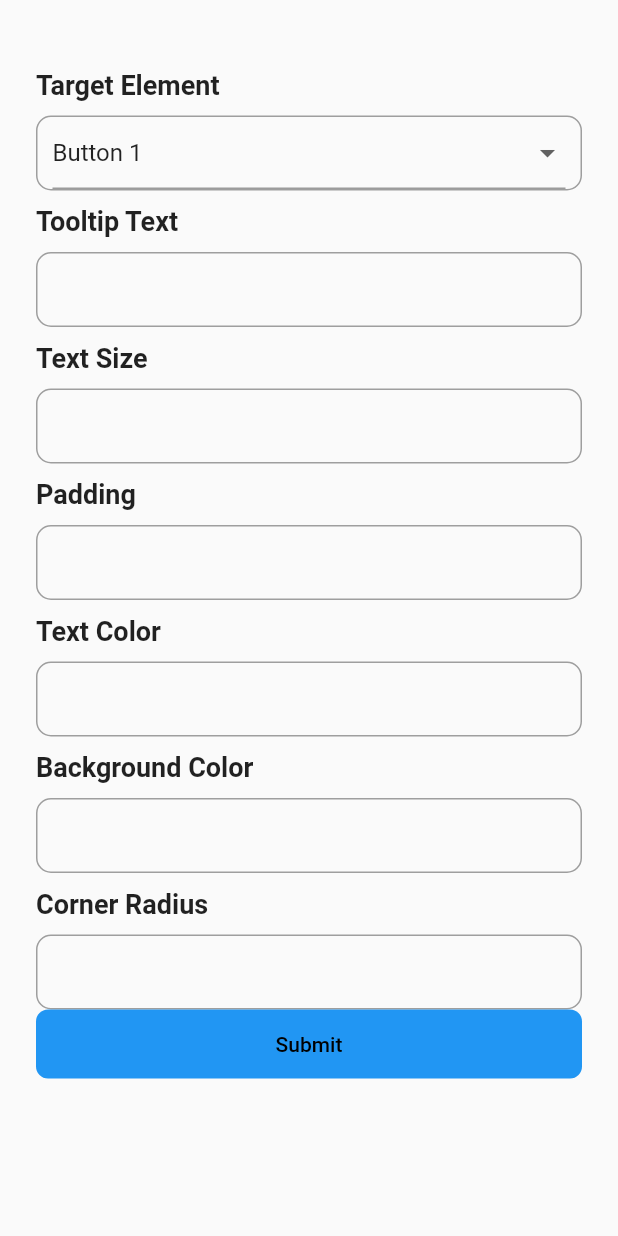
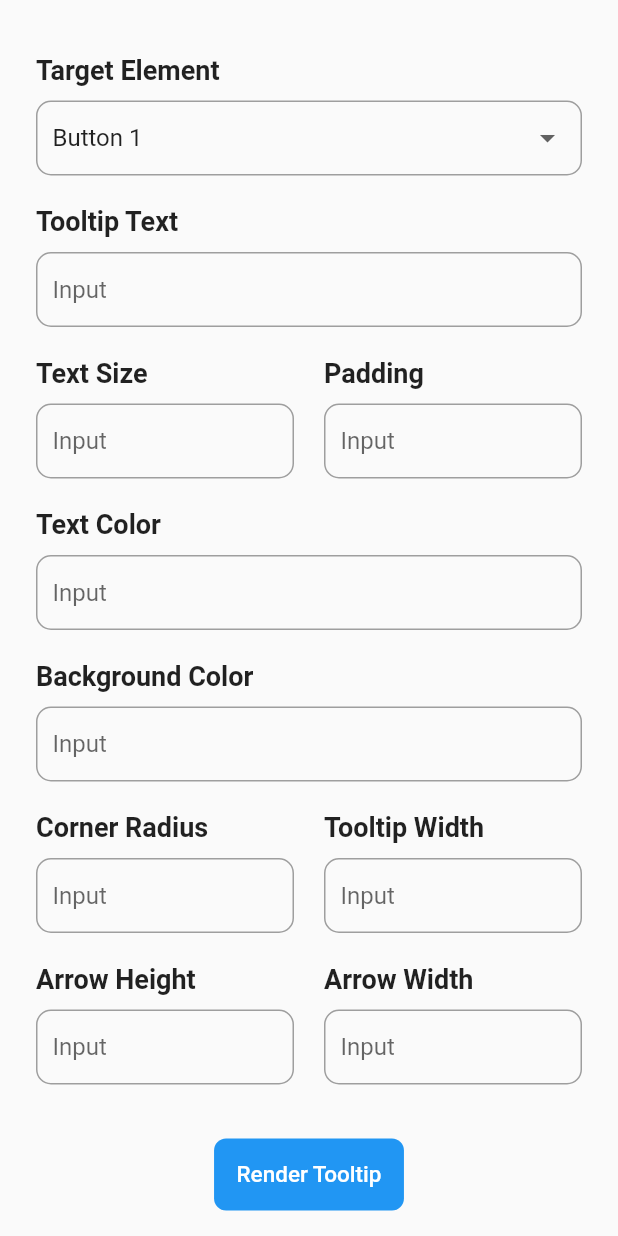
Before and after one commit to NipunGandhi/tooltip_plotline, a Flutter app: the screen it shows after launch, on a phone screen of 412 x 824 dp. Run offline on Flutter 3.47's test engine with Material 2 defaults, Android fonts, the phone set to English and light mode, and no system bars.

Commit message:
Tooltip screen complete

```diff
--- a/lib/screens/render_screen.dart
+++ b/lib/screens/render_screen.dart
@@ -1,7 +1,9 @@
 import 'package:flutter/material.dart';
+import 'package:tooltip_plotline/config/colors/colors.dart';
 import 'package:tooltip_plotline/widget/custom_button.dart';
 import 'package:tooltip_plotline/widget/custom_dropdown.dart';
 import 'package:tooltip_plotline/widget/custom_textfield.dart';
+import 'package:tooltip_plotline/widget/oneline_converter.dart';
 
 class RenderScreen extends StatelessWidget {
   RenderScreen({super.key});
@@ -18,41 +20,55 @@ class RenderScreen extends StatelessWidget {
     return SafeArea(
       child: Scaffold(
         body: SingleChildScrollView(
-          child: Padding(
+          child: Container(
             padding: const EdgeInsets.symmetric(vertical: 36.0, horizontal: 24),
-            child: Column(
-              crossAxisAlignment: CrossAxisAlignment.stretch,
+            child: LayoutBuilder(builder: (context, constraint) {
+              return Column(
                 children: [
-                // Dropdown for selecting the target element
                   BuildDropDown(
                       label: 'Target Element', selectedTarget: selectedTarget),
-
-                // Text field for tooltip text
                   BuildTextField(
                       label: 'Tooltip Text', controller: textEditingController),
-
-                // Text field for text size
+                  OneLine(
+                    width: constraint.maxWidth,
+                    widgets: [
                       BuildTextField(
                           label: 'Text Size', controller: textSizeController),
-
-                // Text field for padding
-                BuildTextField(label: 'Padding', controller: paddingController),
-
-                // Text field for text color
+                      BuildTextField(
+                          label: 'Padding', controller: paddingController),
+                    ],
+                  ),
                   BuildTextField(
                       label: 'Text Color', controller: textColorController),
-
-                // Text field for background color
                   BuildTextField(
                       label: 'Background Color', controller: bgColorController),
-
-                // Text field for corner radius
+                  OneLine(
+                    width: constraint.maxWidth,
+                    widgets: [
                       BuildTextField(
-                    label: 'Corner Radius', controller: cornerRadiusController),
-
-                // Submit button
+                          label: 'Corner Radius',
+                          controller: cornerRadiusController),
+                      BuildTextField(
+                          label: 'Tooltip Width',
+                          controller: cornerRadiusController),
+                    ],
+                  ),
+                  OneLine(
+                    width: constraint.maxWidth,
+                    widgets: [
+                      BuildTextField(
+                          label: 'Arrow Height',
+                          controller: cornerRadiusController),
+                      BuildTextField(
+                          label: 'Arrow Width',
+                          controller: cornerRadiusController),
+                    ],
+                  ),
+                  const SizedBox(height: 16),
+                  Row(
+                    mainAxisAlignment: MainAxisAlignment.center,
+                    children: [
                       CustomButton(
-                  width: 40,
                         color: Colors.blue,
                         onPressed: () {
                           final String tooltipText = textEditingController.text;
@@ -60,13 +76,14 @@ class RenderScreen extends StatelessWidget {
                               double.tryParse(textSizeController.text) ?? 16.0;
                           final double padding =
                               double.tryParse(paddingController.text) ?? 8.0;
-                    final Color textColor = getColor(textColorController.text);
-                    final Color bgColor = getColor(bgColorController.text);
+                          final Color textColor =
+                              getColor(textColorController.text);
+                          final Color bgColor =
+                              getColor(bgColorController.text);
                           final double cornerRadius =
-                        double.tryParse(cornerRadiusController.text) ?? 0.0;
+                              double.tryParse(cornerRadiusController.text) ??
+                                  0.0;
 
-                    // Do something with the values, e.g., show a tooltip
-                    // For demonstration, we will print the values here
                           print('Selected Target: $selectedTarget');
                           print('Tooltip Text: $tooltipText');
                           print('Text Size: $textSize');
@@ -75,10 +92,14 @@ class RenderScreen extends StatelessWidget {
                           print('Background Color: $bgColor');
                           print('Corner Radius: $cornerRadius');
                         },
-                  text: 'Submit',
+                        text: 'Render Tooltip',
+                        fontColor: PlotlineColor.lightFont1,
                       ),
                     ],
                   ),
+                ],
+              );
+            }),
           ),
         ),
       ),
--- a/lib/widget/custom_button.dart
+++ b/lib/widget/custom_button.dart
@@ -28,8 +28,9 @@ class CustomButton extends StatelessWidget {
 
   @override
   Widget build(BuildContext context) {
-    return IntrinsicWidth(
-      child: GestureDetector(
+    return Row(
+      children: [
+        GestureDetector(
           onTap: onPressed,
           child: Container(
             decoration: BoxDecoration(
@@ -41,24 +42,19 @@ class CustomButton extends StatelessWidget {
             padding: padding ?? const EdgeInsets.all(15),
             margin: margin,
             child: Center(
-            child: Row(
-              mainAxisAlignment: MainAxisAlignment.center,
-              children: [
-                if (icon != null) icon!,
-                if (icon != null) const SizedBox(width: 3),
-                Text(
+              child: Text(
                 text,
                 style: textStyle != null
                     ? textStyle!.copyWith(color: fontColor ?? PlotlineColor.darkFont1)
-                      : Theme.of(context).textTheme.bodyLarge!.copyWith(
+                    : Theme.of(context).textTheme.labelLarge!.copyWith(
+                  fontSize: 15,
                         fontWeight: FontWeight.w500,
                         color: fontColor ?? PlotlineColor.darkFont1),
-                ),
-              ],
               ),
             ),
           ),
         ),
+      ],
     );
   }
 }
--- a/lib/widget/custom_dropdown.dart
+++ b/lib/widget/custom_dropdown.dart
@@ -11,7 +11,6 @@ class BuildDropDown extends StatelessWidget {
     return Column(
       crossAxisAlignment: CrossAxisAlignment.start,
       children: [
-        const SizedBox(height: 10),
         Text(
           label,
           style: const TextStyle(fontSize: 18, fontWeight: FontWeight.bold),
@@ -40,8 +39,12 @@ class BuildDropDown extends StatelessWidget {
                 child: Text(value),
               );
             }).toList(),
+            decoration: InputDecoration(
+              border: InputBorder.none, // Remove the underline
+            ),
           ),
         ),
+        const SizedBox(height: 20),
       ],
     );
   }
--- a/lib/widget/custom_textfield.dart
+++ b/lib/widget/custom_textfield.dart
@@ -10,7 +10,6 @@ class BuildTextField extends StatelessWidget {
     return Column(
       crossAxisAlignment: CrossAxisAlignment.start,
       children: [
-        const SizedBox(height: 10),
         Text(
           label,
           style: const TextStyle(fontSize: 18, fontWeight: FontWeight.bold),
@@ -24,11 +23,13 @@ class BuildTextField extends StatelessWidget {
           child: TextField(
             controller: controller,
             decoration: const InputDecoration(
+              hintText: 'Input',
               border: InputBorder.none,
               contentPadding: EdgeInsets.symmetric(horizontal: 10.0),
             ),
           ),
         ),
+        const SizedBox(height: 20),
       ],
     );
   }
--- /dev/null
+++ b/lib/widget/oneline_converter.dart
@@ -0,0 +1,18 @@
+import 'package:flutter/material.dart';
+
+class OneLine extends StatelessWidget {
+  const OneLine({super.key, required this.widgets, required this.width});
+  final List<Widget> widgets;
+  final double width;
+
+  @override
+  Widget build(BuildContext context) {
+    double childWidth = width / widgets.length;
+    return Row(
+      mainAxisAlignment: MainAxisAlignment.spaceBetween,
+      children: widgets
+          .map((e) => SizedBox(width: childWidth - 10, child: e))
+          .toList(),
+    );
+  }
+}
```
Lines whose indentation alone changed are shown as unchanged.
